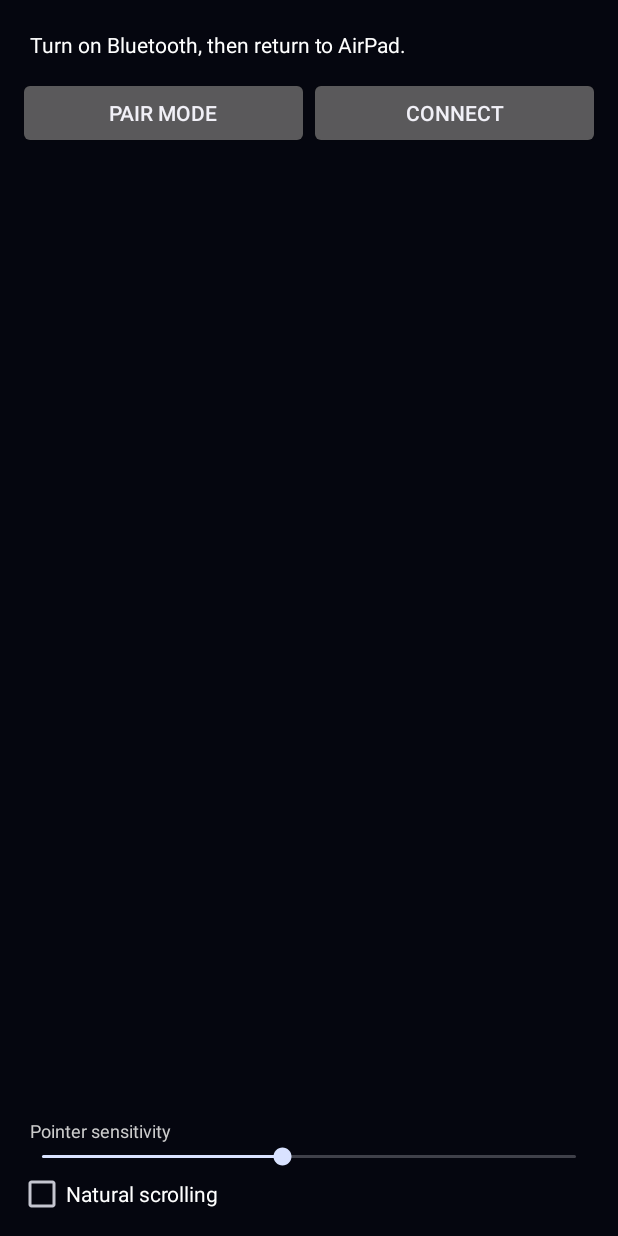
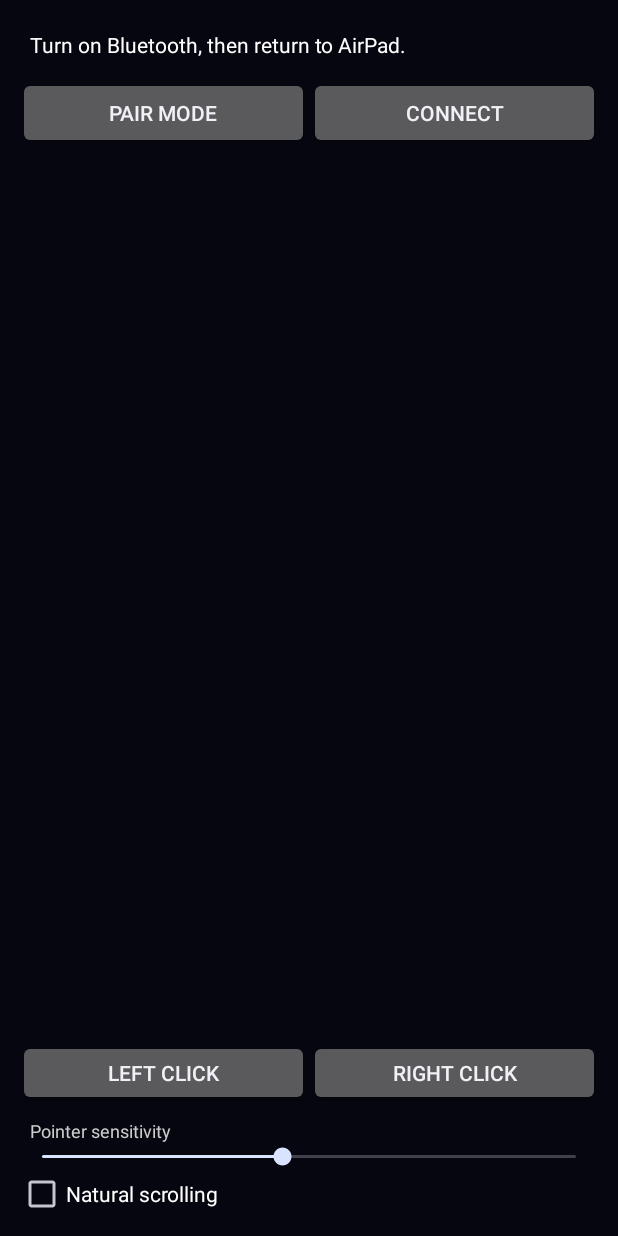
Before and after one commit to Nabeelwasti/Wasti-AirPad, an Android app: the screen it shows after launch (MainActivity), on a phone screen of 412 x 824 dp. Run offline under Robolectric (Android 15) with nearby library versions, the phone set to English and light mode, and no system bars.

Commit message:
feat: persist touchpad preferences and add click controls

```diff
--- a/app/src/main/java/com/wasti/airpad/MainActivity.kt
+++ b/app/src/main/java/com/wasti/airpad/MainActivity.kt
@@ -142,6 +142,7 @@ class MainActivity : Activity() {
             setPadding(dp(8), dp(12), dp(8), dp(12))
             contentDescription = "Bluetooth connection status"
         }
+        val preferences = getPreferences(MODE_PRIVATE)
         val controls = LinearLayout(this).apply { orientation = LinearLayout.HORIZONTAL }
         controls.addView(Button(this).apply {
             text = "Pair mode"
@@ -173,11 +174,13 @@ class MainActivity : Activity() {
         }
         val sensitivity = SeekBar(this).apply {
             max = 100
-            progress = 45
+            progress = preferences.getInt("pointer_sensitivity", 45).coerceIn(0, 100)
+            pad.sensitivity = 0.5f + progress / 40f
             contentDescription = "Pointer sensitivity"
             setOnSeekBarChangeListener(object : SeekBar.OnSeekBarChangeListener {
                 override fun onProgressChanged(seekBar: SeekBar?, progress: Int, fromUser: Boolean) {
                     pad.sensitivity = 0.5f + progress / 40f
+                    if (fromUser) preferences.edit().putInt("pointer_sensitivity", progress).apply()
                 }
                 override fun onStartTrackingTouch(seekBar: SeekBar?) = Unit
                 override fun onStopTrackingTouch(seekBar: SeekBar?) = Unit
@@ -186,12 +189,32 @@ class MainActivity : Activity() {
         val naturalScroll = CheckBox(this).apply {
             text = "Natural scrolling"
             setTextColor(Color.WHITE)
-            setOnCheckedChangeListener { _, checked -> pad.naturalScroll = checked }
+            isChecked = preferences.getBoolean("natural_scrolling", false)
+            pad.naturalScroll = isChecked
+            setOnCheckedChangeListener { _, checked ->
+                pad.naturalScroll = checked
+                preferences.edit().putBoolean("natural_scrolling", checked).apply()
+            }
+        }
+
+        val mouseButtons = LinearLayout(this).apply {
+            orientation = LinearLayout.HORIZONTAL
+            val left = Button(this@MainActivity).apply {
+                text = "Left click"
+                setOnClickListener { sendMouse(1, 0, 0, 0); sendMouse(0, 0, 0, 0) }
+            }
+            val right = Button(this@MainActivity).apply {
+                text = "Right click"
+                setOnClickListener { sendMouse(2, 0, 0, 0); sendMouse(0, 0, 0, 0) }
+            }
+            addView(left, LinearLayout.LayoutParams(0, dp(44), 1f))
+            addView(right, LinearLayout.LayoutParams(0, dp(44), 1f))
         }
 
         root.addView(status)
         root.addView(controls)
         root.addView(pad, LinearLayout.LayoutParams(LinearLayout.LayoutParams.MATCH_PARENT, 0, 1f))
+        root.addView(mouseButtons)
         root.addView(sensitivityLabel)
         root.addView(sensitivity)
         root.addView(naturalScroll)
```
